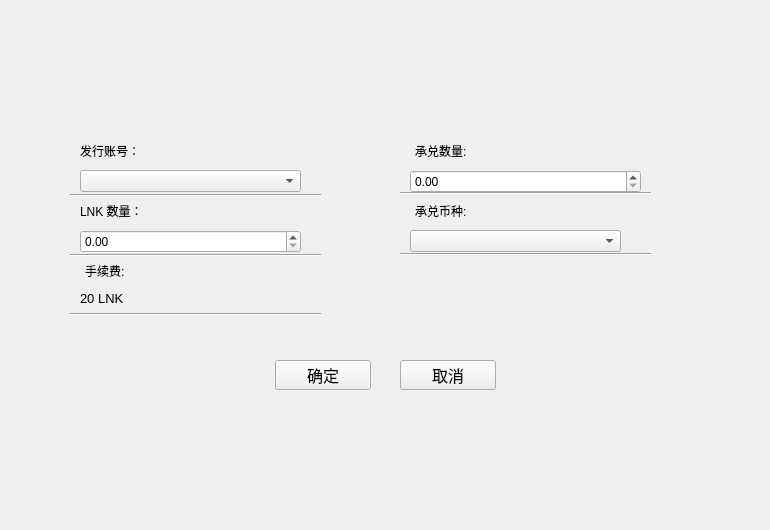
Qt form poundage/PublishPoundageWidget.ui (HcashOrg/hx-indicator) before a commit.
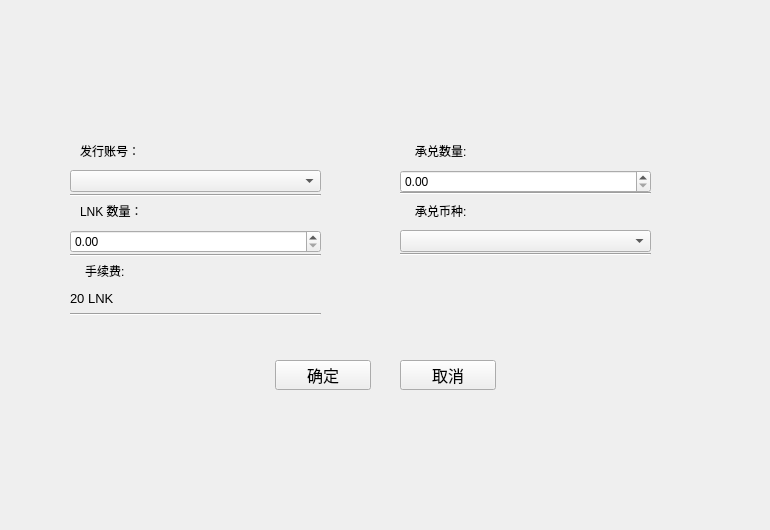
The same form after that commit.

The edit to the form file:
```diff
--- a/poundage/PublishPoundageWidget.ui
+++ b/poundage/PublishPoundageWidget.ui
@@ -117,9 +117,9 @@
   <widget class="QComboBox" name="comboBox_accounts">
    <property name="geometry">
     <rect>
-     <x>80</x>
+     <x>70</x>
      <y>170</y>
-     <width>221</width>
+     <width>251</width>
      <height>22</height>
     </rect>
    </property>
@@ -140,9 +140,9 @@
   <widget class="QDoubleSpinBox" name="doubleSpinBox_sourceNumber">
    <property name="geometry">
     <rect>
-     <x>80</x>
+     <x>70</x>
      <y>230</y>
-     <width>221</width>
+     <width>251</width>
      <height>23</height>
     </rect>
    </property>
@@ -163,9 +163,9 @@
   <widget class="QDoubleSpinBox" name="doubleSpinBox_targetNumber">
    <property name="geometry">
     <rect>
-     <x>410</x>
+     <x>400</x>
      <y>170</y>
-     <width>231</width>
+     <width>251</width>
      <height>23</height>
     </rect>
    </property>
@@ -186,9 +186,9 @@
   <widget class="QComboBox" name="comboBox_targetType">
    <property name="geometry">
     <rect>
-     <x>410</x>
+     <x>400</x>
      <y>230</y>
-     <width>211</width>
+     <width>251</width>
      <height>22</height>
     </rect>
    </property>
@@ -222,9 +222,9 @@
   <widget class="QLabel" name="label_fee">
    <property name="geometry">
     <rect>
-     <x>80</x>
+     <x>70</x>
      <y>290</y>
-     <width>191</width>
+     <width>251</width>
      <height>16</height>
     </rect>
    </property>
```
